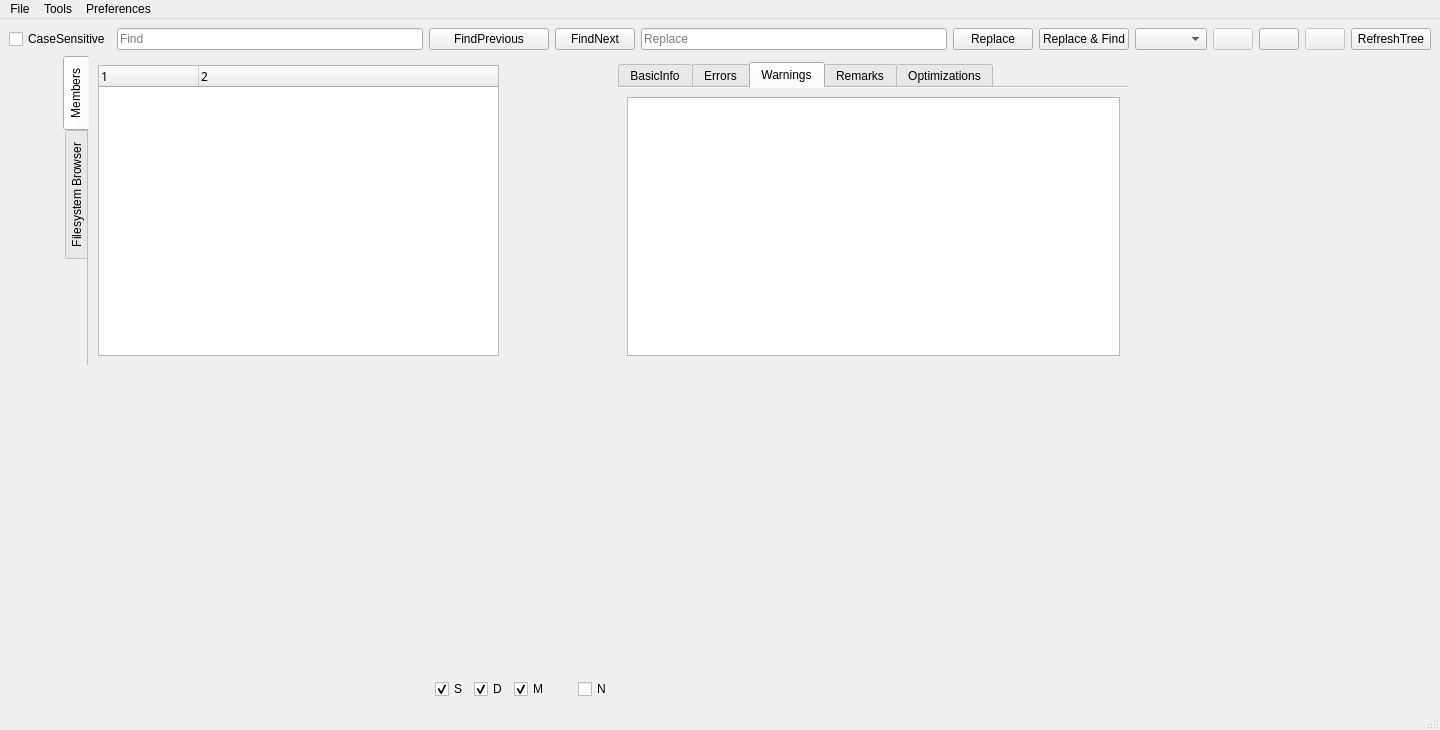
Qt form mainwindow.ui (ic005k/Xiasl) before a commit.
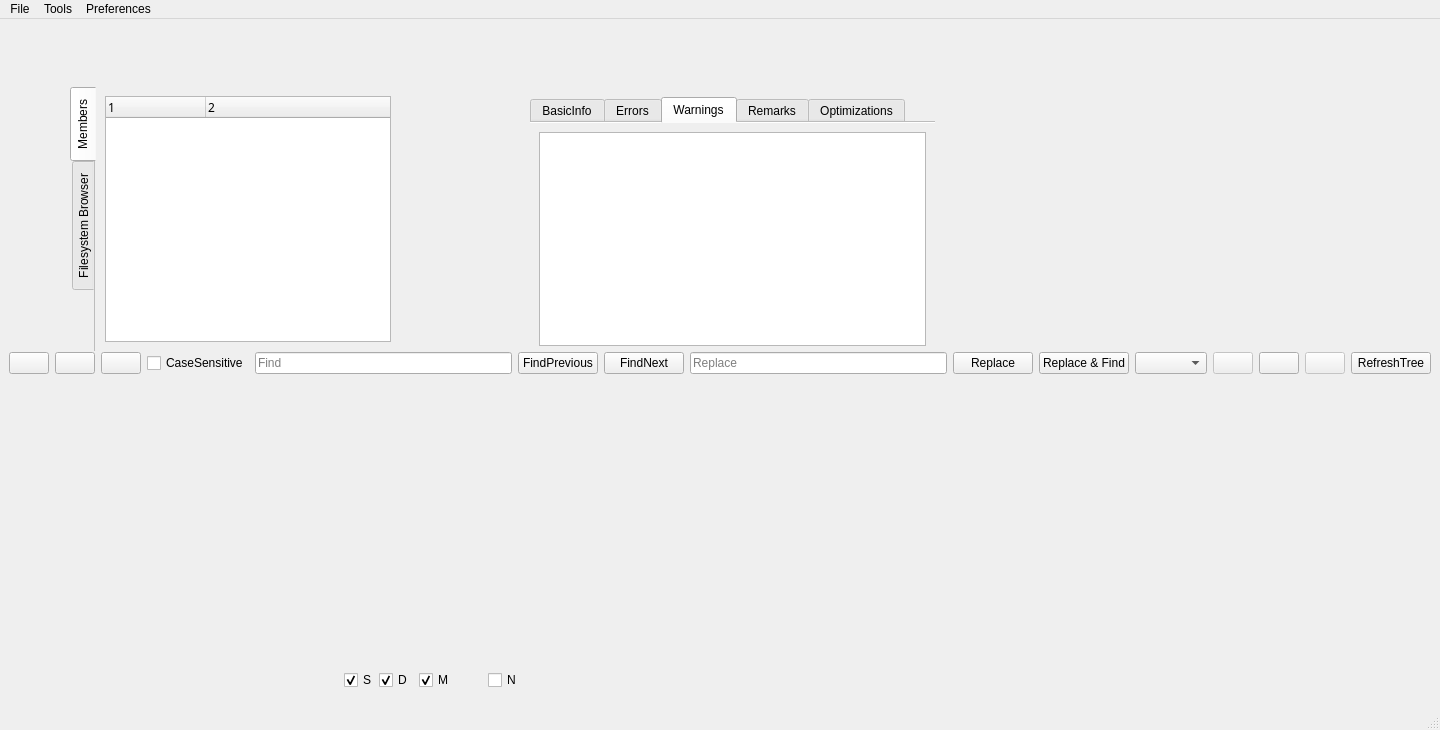
The same form after that commit. Icons and pictures are not drawn.

Diff of the .ui file:
```diff
--- a/mainwindow.ui
+++ b/mainwindow.ui
@@ -19,7 +19,43 @@
   </property>
   <widget class="QWidget" name="centralwidget">
    <layout class="QGridLayout" name="gridLayout_9">
-    <item row="0" column="0" colspan="2">
+    <item row="0" column="0">
+     <widget class="QPushButton" name="btnNew">
+      <property name="enabled">
+       <bool>true</bool>
+      </property>
+      <property name="toolTip">
+       <string>New</string>
+      </property>
+      <property name="text">
+       <string/>
+      </property>
+     </widget>
+    </item>
+    <item row="0" column="1">
+     <widget class="QPushButton" name="btnOpen">
+      <property name="toolTip">
+       <string>Open</string>
+      </property>
+      <property name="text">
+       <string/>
+      </property>
+     </widget>
+    </item>
+    <item row="0" column="2">
+     <widget class="QPushButton" name="btnSave">
+      <property name="enabled">
+       <bool>true</bool>
+      </property>
+      <property name="toolTip">
+       <string>Save</string>
+      </property>
+      <property name="text">
+       <string/>
+      </property>
+     </widget>
+    </item>
+    <item row="0" column="3">
      <widget class="QCheckBox" name="chkCaseSensitive">
       <property name="text">
        <string>CaseSensitive</string>
@@ -29,56 +65,56 @@
       </property>
      </widget>
     </item>
-    <item row="0" column="2">
+    <item row="0" column="4">
      <widget class="QLineEdit" name="editFind">
       <property name="placeholderText">
        <string>Find</string>
       </property>
      </widget>
     </item>
-    <item row="0" column="3" colspan="5">
+    <item row="0" column="5">
      <widget class="QPushButton" name="btnFindPrevious">
       <property name="text">
        <string>FindPrevious</string>
       </property>
      </widget>
     </item>
-    <item row="0" column="8" colspan="3">
+    <item row="0" column="6">
      <widget class="QPushButton" name="btnFindNext">
       <property name="text">
        <string>FindNext</string>
       </property>
      </widget>
     </item>
-    <item row="0" column="11">
+    <item row="0" column="7">
      <widget class="QLineEdit" name="editReplace">
       <property name="placeholderText">
        <string>Replace</string>
       </property>
      </widget>
     </item>
-    <item row="0" column="12">
+    <item row="0" column="8">
      <widget class="QPushButton" name="btnReplace">
       <property name="text">
        <string>Replace</string>
       </property>
      </widget>
     </item>
-    <item row="0" column="13">
+    <item row="0" column="9">
      <widget class="QPushButton" name="btnReplaceFind">
       <property name="text">
        <string>Replace &amp;&amp; Find</string>
       </property>
      </widget>
     </item>
-    <item row="0" column="14">
+    <item row="0" column="10">
      <widget class="QComboBox" name="cboxCompilationOptions">
       <property name="toolTip">
        <string>Compilation options</string>
       </property>
      </widget>
     </item>
-    <item row="0" column="15">
+    <item row="0" column="11">
      <widget class="QPushButton" name="btnPreviousError">
       <property name="enabled">
        <bool>false</bool>
@@ -91,7 +127,7 @@
       </property>
      </widget>
     </item>
-    <item row="0" column="16">
+    <item row="0" column="12">
      <widget class="QPushButton" name="btnCompile">
       <property name="toolTip">
        <string>Compile</string>
@@ -101,7 +137,7 @@
       </property>
      </widget>
     </item>
-    <item row="0" column="17">
+    <item row="0" column="13">
      <widget class="QPushButton" name="btnNextError">
       <property name="enabled">
        <bool>false</bool>
@@ -114,18 +150,26 @@
       </property>
      </widget>
     </item>
-    <item row="0" column="18">
+    <item row="0" column="14">
      <widget class="QPushButton" name="btnRefreshTree">
       <property name="text">
        <string>RefreshTree</string>
       </property>
      </widget>
     </item>
-    <item row="1" column="0" rowspan="5" colspan="19">
+    <item row="1" column="0" colspan="15">
      <layout class="QGridLayout" name="gridLayout"/>
     </item>
-    <item row="2" column="1" rowspan="2" colspan="6">
+   </layout>
      <widget class="QTabWidget" name="tabWidget_misc">
+    <property name="geometry">
+     <rect>
+      <x>70</x>
+      <y>68</y>
+      <width>330</width>
+      <height>264</height>
+     </rect>
+    </property>
       <property name="tabPosition">
        <enum>QTabWidget::West</enum>
       </property>
@@ -194,9 +238,15 @@
        </layout>
       </widget>
      </widget>
-    </item>
-    <item row="3" column="10" colspan="4">
      <widget class="QTabWidget" name="tabWidget">
+    <property name="geometry">
+     <rect>
+      <x>530</x>
+      <y>78</y>
+      <width>405</width>
+      <height>258</height>
+     </rect>
+    </property>
       <property name="currentIndex">
        <number>2</number>
       </property>
@@ -314,9 +364,15 @@
        </layout>
       </widget>
      </widget>
-    </item>
-    <item row="4" column="5" colspan="7">
      <widget class="QTabWidget" name="tabWidget_textEdit">
+    <property name="geometry">
+     <rect>
+      <x>366</x>
+      <y>363</y>
+      <width>16</width>
+      <height>16</height>
+     </rect>
+    </property>
       <property name="currentIndex">
        <number>-1</number>
       </property>
@@ -336,9 +392,15 @@
        <bool>true</bool>
       </property>
      </widget>
-    </item>
-    <item row="5" column="4" colspan="2">
      <widget class="QCheckBox" name="chkScope">
+    <property name="geometry">
+     <rect>
+      <x>344</x>
+      <y>651</y>
+      <width>34</width>
+      <height>20</height>
+     </rect>
+    </property>
       <property name="text">
        <string>S</string>
       </property>
@@ -346,9 +408,15 @@
        <bool>true</bool>
       </property>
      </widget>
-    </item>
-    <item row="5" column="6">
      <widget class="QCheckBox" name="chkDevice">
+    <property name="geometry">
+     <rect>
+      <x>379</x>
+      <y>651</y>
+      <width>35</width>
+      <height>20</height>
+     </rect>
+    </property>
       <property name="text">
        <string>D</string>
       </property>
@@ -356,9 +424,15 @@
        <bool>true</bool>
       </property>
      </widget>
-    </item>
-    <item row="5" column="7">
      <widget class="QCheckBox" name="chkMethod">
+    <property name="geometry">
+     <rect>
+      <x>419</x>
+      <y>651</y>
+      <width>37</width>
+      <height>20</height>
+     </rect>
+    </property>
       <property name="text">
        <string>M</string>
       </property>
@@ -366,9 +440,15 @@
        <bool>true</bool>
       </property>
      </widget>
-    </item>
-    <item row="5" column="9">
      <widget class="QCheckBox" name="chkName">
+    <property name="geometry">
+     <rect>
+      <x>488</x>
+      <y>651</y>
+      <width>35</width>
+      <height>20</height>
+     </rect>
+    </property>
       <property name="text">
        <string>N</string>
       </property>
@@ -376,8 +456,6 @@
        <bool>false</bool>
       </property>
      </widget>
-    </item>
-   </layout>
   </widget>
   <widget class="QMenuBar" name="menubar">
    <property name="geometry">
```
Lines whose indentation alone changed are shown as unchanged.
